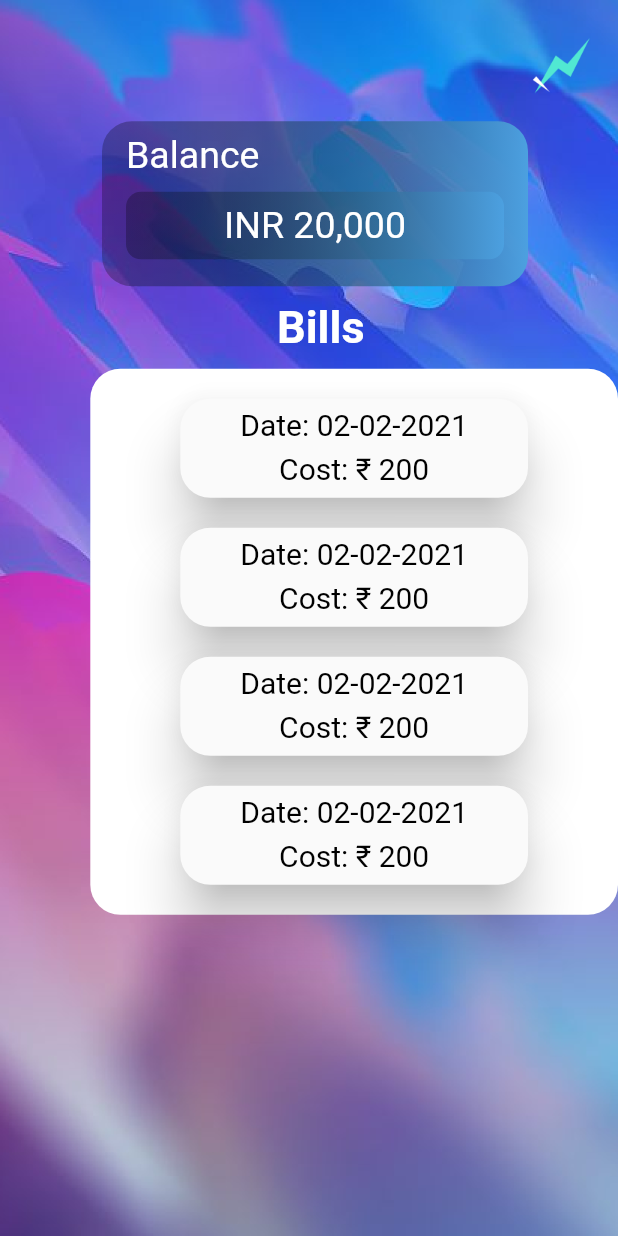
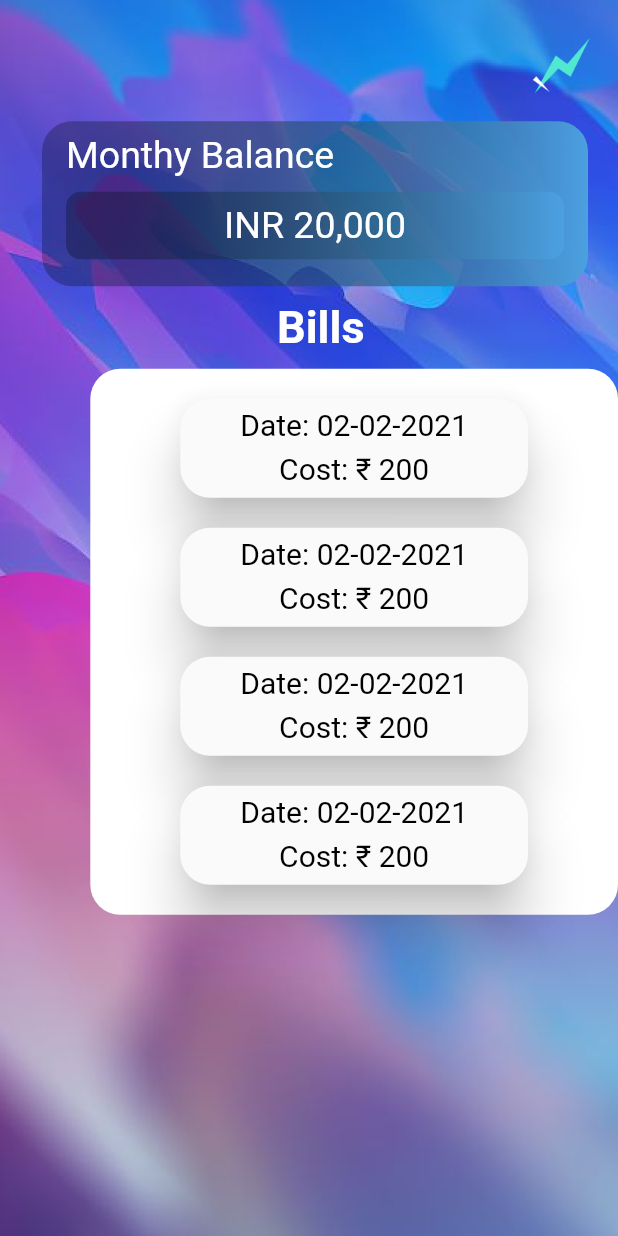
Before and after one commit to Manas1820/G_MAP, a Flutter app: the BillsPage widget shown alone on an empty page, opened directly, on a phone screen of 412 x 824 dp. Run offline on Flutter 3.47's test engine with Material 2 defaults, Android fonts, the phone set to English and light mode, and no system bars; our stand-ins replace google_fonts, image_picker; missing offline and left inert: firebase_ml_vision, matrix4_transform, poly; accounts and stored records are empty; Roboto replaces fonts that are missing (Rambla); project files that could hold a hidden picture were left out.

Commit message:
✨ Minor Ui Changes

```diff
--- a/lib/screens/bills_screen.dart
+++ b/lib/screens/bills_screen.dart
@@ -3,8 +3,6 @@ import 'package:flutter/cupertino.dart';
 import 'package:flutter/painting.dart';
 import 'package:google_fonts/google_fonts.dart';
 import 'package:flutter/material.dart';
-import 'package:hack_app/screens/profile_screen.dart';
-import 'package:hack_app/screens/trending_screen.dart';
 
 class BillsPage extends StatefulWidget {
   @override
@@ -28,7 +26,8 @@ class _BillsPageState extends State<BillsPage> with TickerProviderStateMixin {
           child: Padding(
             padding: EdgeInsets.only(left: 8.0, top: 8.0),
             child: Container(
-              decoration: BoxDecoration(borderRadius: BorderRadius.circular(20.0)),
+              decoration:
+                  BoxDecoration(borderRadius: BorderRadius.circular(20.0)),
               child: Column(
                 crossAxisAlignment: CrossAxisAlignment.end,
                 children: [
@@ -37,7 +36,7 @@ class _BillsPageState extends State<BillsPage> with TickerProviderStateMixin {
                     scale: 8.0,
                   ),
                   Container(
-                    margin: EdgeInsets.symmetric(horizontal: 60.0),
+                    margin: EdgeInsets.symmetric(horizontal: 20.0),
                     alignment: Alignment.center,
                     decoration: BoxDecoration(
                       gradient: LinearGradient(
@@ -51,7 +50,7 @@ class _BillsPageState extends State<BillsPage> with TickerProviderStateMixin {
                         crossAxisAlignment: CrossAxisAlignment.start,
                         children: [
                           Text(
-                            'Balance',
+                            'Monthy Balance',
                             style: GoogleFonts.rambla(
                                 color: Colors.white, fontSize: 25.0),
                           ),
@@ -59,8 +58,10 @@ class _BillsPageState extends State<BillsPage> with TickerProviderStateMixin {
                             margin: EdgeInsets.symmetric(vertical: 10.0),
                             alignment: Alignment.center,
                             decoration: BoxDecoration(
-                                gradient: LinearGradient(
-                                    colors: [Colors.black26, Color(0xff4CA0E0)]),
+                                gradient: LinearGradient(colors: [
+                                  Colors.black26,
+                                  Color(0xff4CA0E0)
+                                ]),
                                 borderRadius: BorderRadius.circular(10.0)),
                             child: Padding(
                               padding: const EdgeInsets.all(8.0),
```
